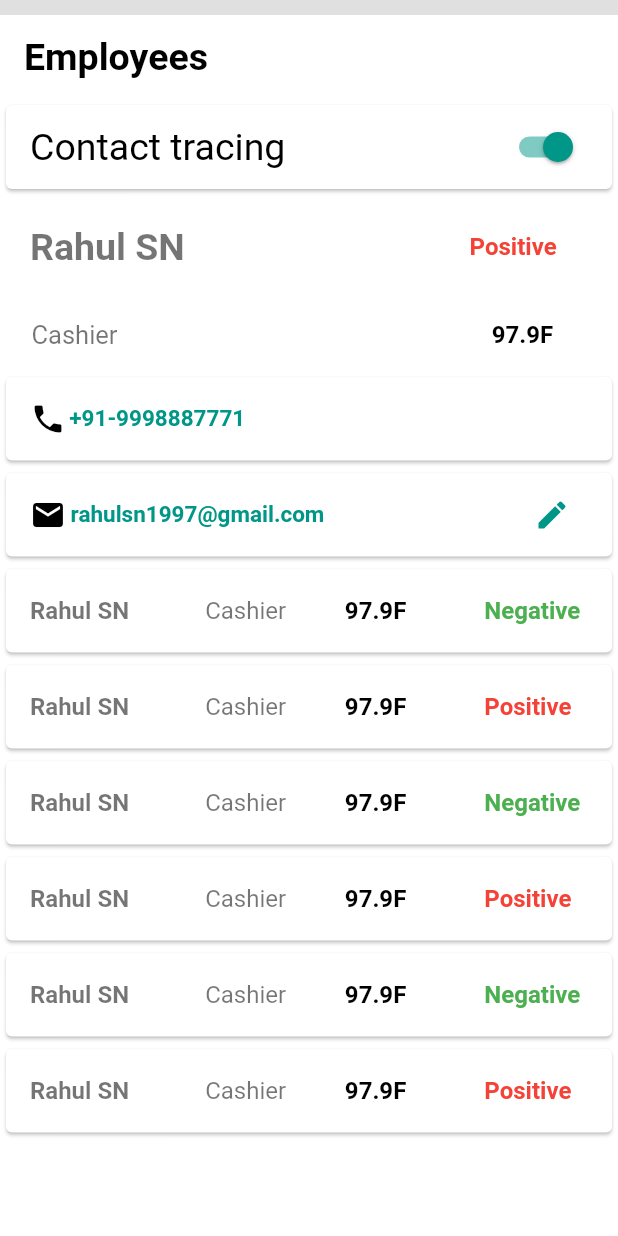
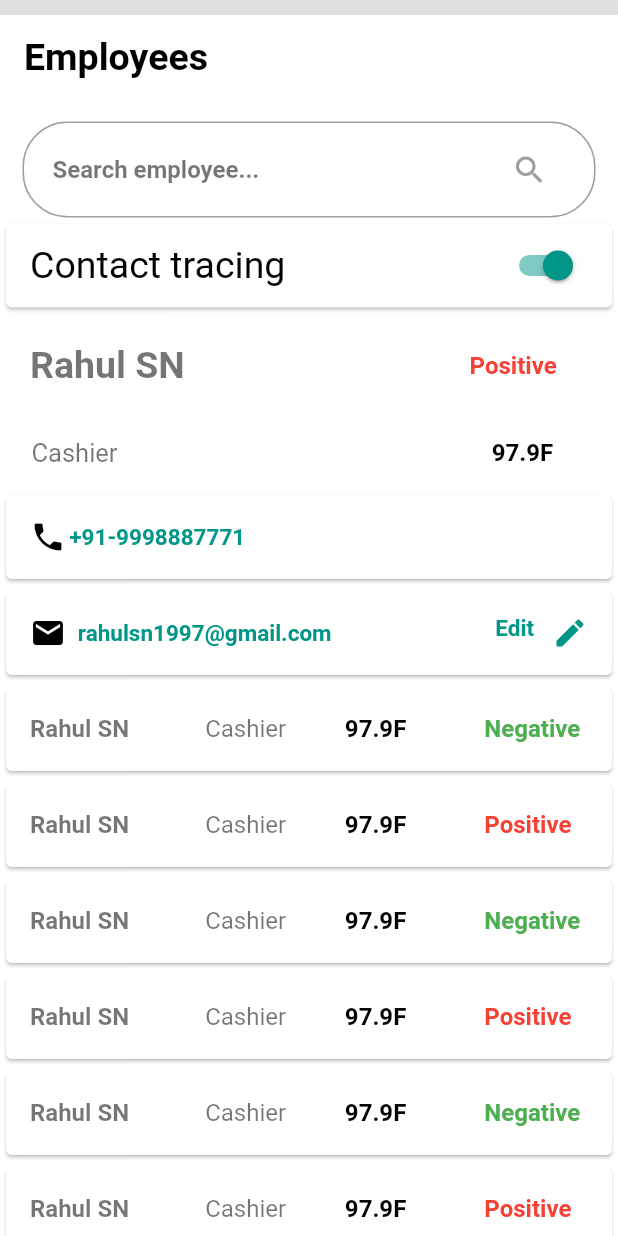
Before and after one commit to Anuragsingh691/SafeOutsBussinessFlutter, a Flutter app: the Staff screen opened directly, on a phone screen of 412 x 824 dp. Run offline on Flutter 3.47's test engine with Material 2 defaults, Android fonts, the phone set to English and light mode, and no system bars; our stand-ins replace flutter_icons, flutter_mobx, image_picker, pinput; missing offline and left inert: launch_review, pin_entry_text_field.

Commit message:
Complete UI

```diff
--- a/lib/screens/staff.dart
+++ b/lib/screens/staff.dart
@@ -35,34 +35,43 @@ class _ProfileState extends State<Staff> {
                 ),
               ),
 
-              // Container(
-              //   padding: new EdgeInsets.all(1.0),
-              //   decoration: BoxDecoration(
-              //       border: Border.all(
-              //         color: Colors.grey,
-              //       ),
-              //       borderRadius: BorderRadius.all(Radius.circular(20))
-              //   ),
-              //
-              //   child:
-              //      new ListTile(
-              //       leading: new Icon(Icons.search, color: Colors.grey,),
-              //       title: new TextField(
-              //         // controller: controller,
-              //         decoration: new InputDecoration(
-              //             hintText: 'Search employee...', border: InputBorder.none,
-              //         ),
-              //         // onChanged: onSearchTextChanged,
-              //       ),
-              //       trailing: new IconButton(icon: new Icon(Icons.cancel, color: Colors.grey,), onPressed: () {
-              //         // controller.clear();
-              //         // onSearchTextChanged('');
-              //       },
-              //       ),
-              //
-              //     ),
-              //
-              // ),
+              Container(
+                margin: const EdgeInsets.only(left:15.0,right: 15.0,top: 15.0),
+                padding: const EdgeInsets.all(3.0),
+                decoration: BoxDecoration(
+                    border: Border.all(
+                      color: Colors.grey,
+                    ),
+                    borderRadius: BorderRadius.all(Radius.circular(30))
+                ),
+                child:
+                 new ListTile(
+
+                    // leading: new Icon(Icons.search, color: Colors.grey, ),
+                    title: new TextField(
+                      // controller: controller,
+                      decoration: new InputDecoration(
+                          hintText: 'Search employee...', border: InputBorder.none,
+                          // fontWeight: FontWeight.bold,
+                          // color: Colors.black54,
+                        hintStyle: TextStyle(
+                          color: Colors.black54,
+                          fontWeight: FontWeight.bold,
+                          // fontSize: 25,
+                        ),
+                      ),
+
+                      // onChanged: onSearchTextChanged,
+                    ),
+                    trailing: new IconButton(icon: new Icon(Icons.search, color: Colors.grey,), onPressed: () {
+                      // controller.clear();
+                      // onSearchTextChanged('');
+                    },
+                    ),
+
+                  ),
+
+              ),
               // Card(
               //   child: new ListTile(
               //     leading: new Icon(Icons.search, color: Colors.grey,),
@@ -230,14 +239,28 @@ class _ProfileState extends State<Staff> {
                     ),
                     alignment: Alignment(-1.7, 0),
                   ),
-                  trailing: new IconButton(icon: new Icon(Icons.edit, color: Colors.teal,),
-                    onPressed: () {
+                  trailing: Wrap(
+                    spacing: 12, // space between two icons
+                    children: <Widget>[
+                      Text("Edit",
+                        style: TextStyle(
+                          color: Colors.teal,
+                          fontSize: 15,
+                          fontWeight: FontWeight.bold,
+                        ),
+                      ),
+                      Icon(Icons.edit, color: Colors.teal,), // icon-1
+                    ],
+                  ),
+                  // trailing: new IconButton(icon: new Icon(Icons.edit, color: Colors.teal,),
+                  //   onPressed: () {
                     // controller.clear();
                     // onSearchTextChanged('');
-                  },
+                  // },
                   ),
                 ),
-              ),
+
+
 
 
               Card(
@@ -514,13 +537,18 @@ class _ProfileState extends State<Staff> {
                   padding: EdgeInsets.fromLTRB(20, 10, 20, 10),
 
                   elevation: 0.0,
-                  onPressed: () async {
+                  onPressed: ()  {
+                    // _showDialog();
+                  },
+                  // onPressed: () async {
                     // Navigator.of(context).pushReplacement(
                     //     MaterialPageRoute(
-                    //         builder: (BuildContext context) => Home()
+                    //         builder: (BuildContext context) => _showDialog()
                     //     )
                     // );
-                  },
+                  // },
+                   // onPressed: _showDialog() ,
+
                   child: Text('                  Add staff                 ',
                       style: TextStyle(
                         fontSize: 20,
@@ -538,8 +566,46 @@ class _ProfileState extends State<Staff> {
         ),
       ),
     );
+
   }
+
+  _showDialog() async {
+    await showDialog<String>(
+      context: context,
+      child: new AlertDialog(
+        contentPadding: const EdgeInsets.all(16.0),
+        content: new Row(
+          children: <Widget>[
+            new Expanded(
+
+                child: new TextField(
+                  autofocus: true,
+                  decoration: new InputDecoration(
+                      labelText: 'Team Name', hintText: 'eg. Juventus F.C.'),
+                  onChanged: (value) {
+                    // teamName = value;
+                  },
+                )
+            )
+          ],
+
+        ),
+        actions: <Widget>[
+          new FlatButton(
+            child: const Text('Make changes'),
+            onPressed: () {
+              Navigator.pop(context);
+            }
+          ),
+        ],
+      ),
+    );
+  }
+
 }
+
+
+
 
 Future _asyncInputDialog(BuildContext context) async {
   String teamName = '';
@@ -559,7 +625,8 @@ Future _asyncInputDialog(BuildContext context) async {
                   onChanged: (value) {
                     teamName = value;
                   },
-                ))
+                )
+            )
           ],
         ),
         actions: [
```
